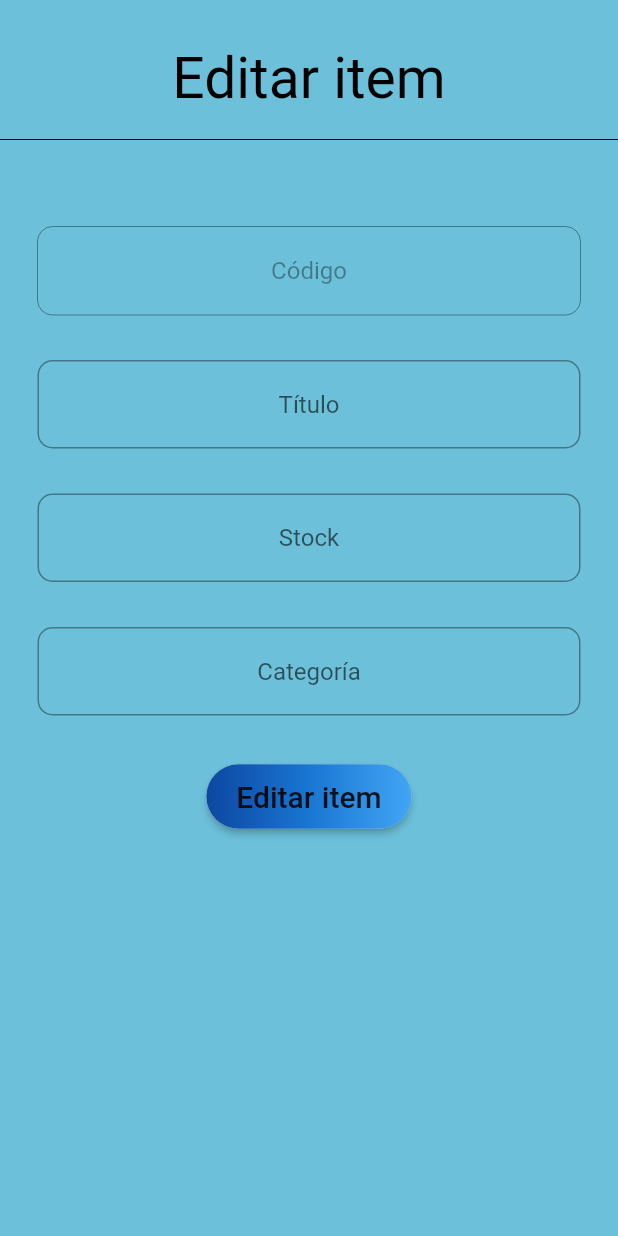
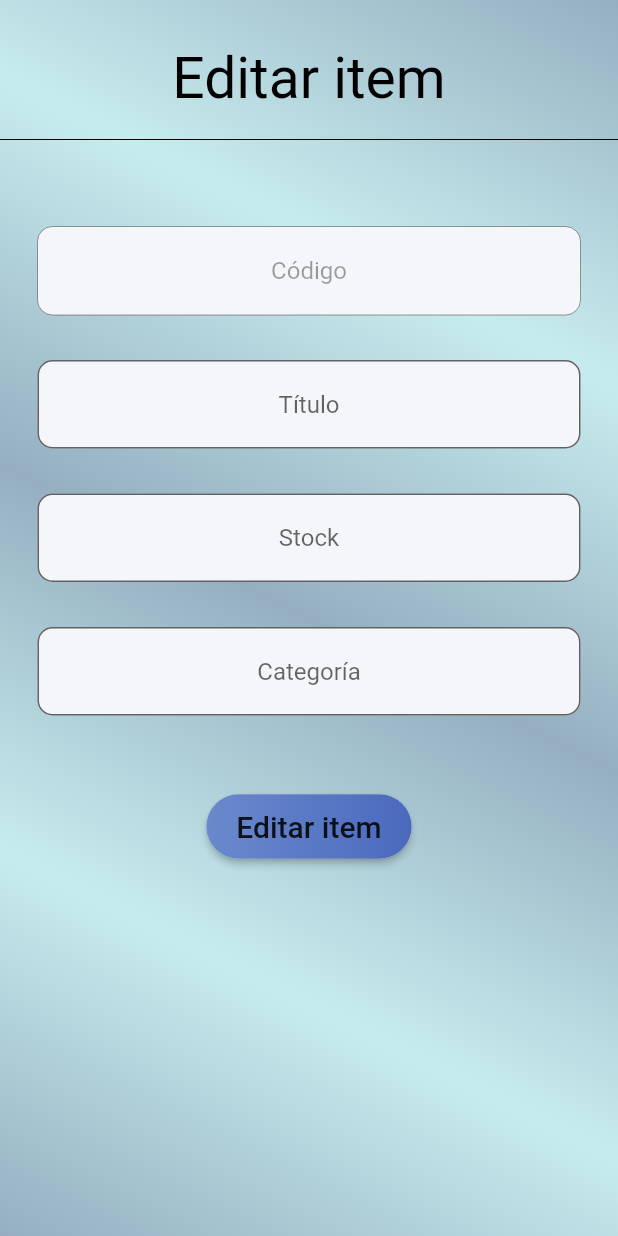
Before and after one commit to RitariDidier/proyectottm, a Flutter app: the screen it shows after launch, on a phone screen of 412 x 824 dp. Run offline on Flutter 3.47's test engine with Material 2 defaults, Android fonts, the phone set to English and light mode, and no system bars.

Commit message:
Cambiado estilo de interfaz.

```diff
--- a/lib/src/pages/editar_item.dart
+++ b/lib/src/pages/editar_item.dart
@@ -10,7 +10,20 @@ class _EditarItemState extends State<EditarItem> {
   Widget build(BuildContext context) {
     return Scaffold(
         body: Container(
-      color: Color.fromRGBO(108, 192, 218, 1.0),
+      decoration: BoxDecoration(
+        gradient: LinearGradient(
+          begin: Alignment.bottomLeft,
+          end: Alignment.topRight,
+          stops: [0, 0.25, 0.5, 0.75, 1],
+          colors: [
+            Color(0xFF95afc0),
+            Color(0xFFc7ecee),
+            Color(0xFF95afc0),
+            Color(0xFFc7ecee),
+            Color(0xFF95afc0),
+          ],
+        ),
+      ),
       padding: EdgeInsets.only(top: 20),
       child: SafeArea(
         child: Column(
@@ -28,7 +41,7 @@ class _EditarItemState extends State<EditarItem> {
             _inputItemData("Stock", TextInputType.number),
             _inputItemData("Categoría", TextInputType.text),
             SizedBox(
-              height: 30,
+              height: 50,
             ),
             _botonEditar(),
           ],
@@ -53,6 +66,8 @@ class _EditarItemState extends State<EditarItem> {
         textCapitalization: TextCapitalization.sentences,
         keyboardType: keyboardType,
         decoration: InputDecoration(
+            fillColor: Color(0xFFf5f6fa),
+            filled: true,
             border: OutlineInputBorder(borderRadius: BorderRadius.circular(10)),
             hintText: field),
         //suffixIcon: Icon(Icons.search)),
@@ -69,6 +84,8 @@ class _EditarItemState extends State<EditarItem> {
         //autofocus: false,
         textCapitalization: TextCapitalization.sentences,
         decoration: InputDecoration(
+            fillColor: Color(0xFFf5f6fa),
+            filled: true,
             border: OutlineInputBorder(borderRadius: BorderRadius.circular(10)),
             hintText: field),
         //suffixIcon: Icon(Icons.search)),
@@ -85,9 +102,8 @@ class _EditarItemState extends State<EditarItem> {
         decoration: const BoxDecoration(
             gradient: LinearGradient(
               colors: <Color>[
-                Color(0xFF0D47A1),
-                Color(0xFF1976D2),
-                Color(0xFF42A5F5),
+                Color(0xFF6a89cc),
+                Color(0xFF4a69bd),
               ],
             ),
             borderRadius: BorderRadius.all(Radius.circular(80.0))),
```
